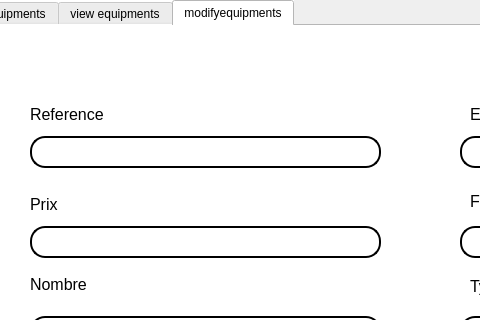
Above: mainwindow.ui from Projet-CPP-2A6/Nautica before the change; both pictures show x 122 to 602 and y 0 to 320 of the 1269 by 662 pixel window. Below: the same form after it.
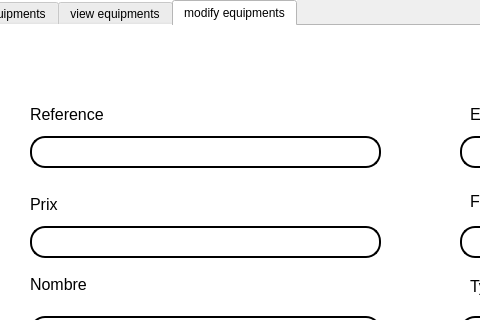
That is the form after the change. The open tabs and pages were chosen to show the change. Icons and pictures are not drawn.

```diff
--- a/mainwindow.ui
+++ b/mainwindow.ui
@@ -3046,7 +3046,7 @@
       </widget>
       <widget class="QWidget" name="tab_8">
        <attribute name="title">
-        <string>modifyequipments</string>
+        <string>modify equipments</string>
        </attribute>
        <widget class="QLabel" name="label_42">
         <property name="geometry">
```
Left out of the diff: 64 changed lines with no effect on the pictures.
